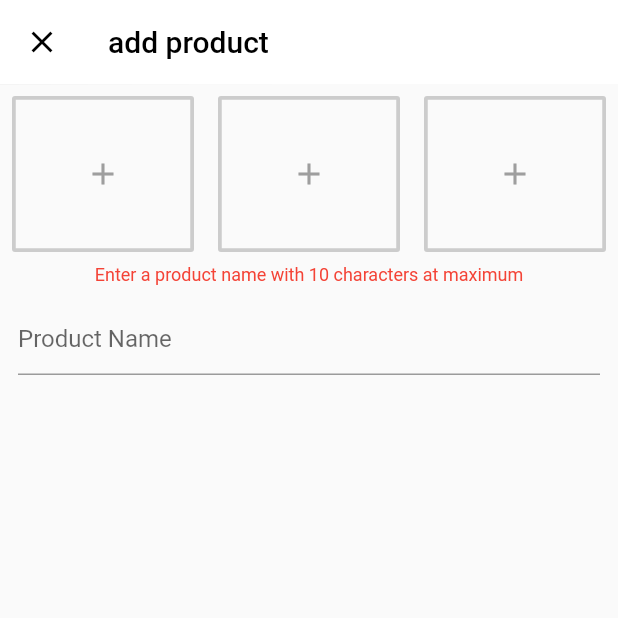
After one commit to Kribas/shopsolutions_admin, a Flutter app: the screen it shows after launch, after a tap on "Manage", after a tap on "Add product", on a phone screen of 412 x 824 dp, the top half of it. The commit adds this screen. Run offline on Flutter 3.47's test engine with Material 2 defaults, Android fonts, the light colour scheme and no system bars; our stand-ins replace cloud_firestore, firebase_core, fluttertoast; accounts and stored records are empty.

Commit message:
made changes

```diff
--- a/lib/main.dart
+++ b/lib/main.dart
@@ -1,7 +1,12 @@
 import 'package:flutter/material.dart';
+import 'package:firebase_core/firebase_core.dart';
 import 'package:shopsolutions_admin/screens/admin.dart';
 
-void main(){
+void main() async{
+
+  WidgetsFlutterBinding.ensureInitialized();
+  await Firebase.initializeApp();
+
   runApp(MaterialApp(
     debugShowCheckedModeBanner: false,
     home: Admin(),
--- /dev/null
+++ b/lib/screens/add_product.dart
@@ -0,0 +1,155 @@
+import 'package:flutter/material.dart';
+import 'dart:convert';
+import 'package:cloud_firestore/cloud_firestore.dart';
+import 'package:shopsolutions_admin/db/category.dart';
+import 'package:shopsolutions_admin/db/brand.dart';
+
+class AddProduct extends StatefulWidget {
+  @override
+  _AddProductState createState() => _AddProductState();
+}
+
+class _AddProductState extends State<AddProduct> {
+
+  Color white = Colors.white;
+  Color black = Colors.black;
+  Color grey = Colors.grey;
+  Color red = Colors.red;
+
+  GlobalKey<FormState> _formKey = GlobalKey<FormState>();
+
+  TextEditingController productNameController = TextEditingController();
+  List<DocumentSnapshot> brands = <DocumentSnapshot>[];
+  List<DocumentSnapshot> categories = <DocumentSnapshot>[];
+  List<DropdownMenuItem<String>> categoriesDropDown = <DropdownMenuItem<String>>[];
+  List<DropdownMenuItem<String>> brandDropDown = <DropdownMenuItem<String>>[];
+  String _currentCategory;
+  String _curentBrand;
+
+
+  @override
+  void initState() {
+   categoriesDropDown = getCategoriesDropdown();
+  }
+
+  List<DropdownMenuItem<String>> getCategoriesDropdown() {
+    List<DropdownMenuItem<String>> items = List();
+    for(DocumentSnapshot category in categories) {
+      items.add(DropdownMenuItem(child: Text(category['brand']),
+      value: category['brand'],
+      ));
+    }
+    return items;
+  }
+
+  @override
+  Widget build(BuildContext context) {
+    return Scaffold(
+      appBar: AppBar(
+        elevation: 0.1,
+        backgroundColor: white,
+        leading: Icon(Icons.close,color: black,),
+        title: Text('add product',
+        style: TextStyle(
+          color: Colors.black
+        ),
+        ),
+      ),
+      body: Form(
+        key: _formKey,
+        child: ListView(
+          children: [
+            Row(
+              children: [
+                Expanded(
+                  child: Padding(
+                    padding: const EdgeInsets.all(8.0),
+                    child: OutlineButton(
+                        borderSide: BorderSide(
+                          color: grey.withOpacity(0.5),
+                          width: 2.5
+                        ),
+                        onPressed: () {
+
+                        },
+                      child: Padding(
+                        padding: const EdgeInsets.fromLTRB(14.0,40.0,14.0,40.0),
+                        child: Icon(Icons.add,color: grey,),
+                      ),
+                    ),
+                  ),
+                ),
+
+                Expanded(
+                  child: Padding(
+                    padding: const EdgeInsets.all(8.0),
+                    child: OutlineButton(
+                      borderSide: BorderSide(
+                          color: grey.withOpacity(0.5),
+                          width: 2.5
+                      ),
+                      onPressed: () {
+
+                      },
+                      child: Padding(
+                        padding: const EdgeInsets.fromLTRB(14.0,40.0,14.0,40.0),
+                        child: Icon(Icons.add,color: grey,),
+                      ),
+                    ),
+                  ),
+                ),
+
+                Expanded(
+                  child: Padding(
+                    padding: const EdgeInsets.all(8.0),
+                    child: OutlineButton(
+                      borderSide: BorderSide(
+                          color: grey.withOpacity(0.5),
+                          width: 2.5
+                      ),
+                      onPressed: () {
+
+                      },
+                      child: Padding(
+                        padding: const EdgeInsets.fromLTRB(14.0,40.0,14.0,40.0),
+                        child: Icon(Icons.add,color: grey,),
+                      ),
+                    ),
+                  ),
+                )
+              ],
+            ),
+
+            Text('Enter a product name with 10 characters at maximum',
+            style: TextStyle(
+              color: red,
+              fontSize: 12,
+
+            ),
+              textAlign: TextAlign.center,
+            ),
+
+            Padding(
+              padding: const EdgeInsets.all(12.0),
+              child: TextFormField(
+                controller: productNameController,
+                decoration: InputDecoration(
+                  hintText: 'Product Name'
+                ),
+                validator: (value) {
+                  if(value.isEmpty) {
+                    return 'You must enter the product name';
+                  }else if(value.length > 10) {
+                    return 'Product name cant have more than 10 letters';
+                  }else {
+                    return null;
+                  }
+                },
+              ),
+            )
+          ],
+        ),
+      ),
+    );
+  }
+}
--- a/lib/screens/admin.dart
+++ b/lib/screens/admin.dart
@@ -1,4 +1,8 @@
 import 'package:flutter/material.dart';
+import 'package:shopsolutions_admin/screens/add_product.dart';
+import '../db/category.dart';
+import '../db/brand.dart';
+import 'package:fluttertoast/fluttertoast.dart';
 
 enum Page { dashboard, manage }
 
@@ -12,6 +16,13 @@ class _AdminState extends State<Admin> {
   Page _selectedPage = Page.dashboard;
   MaterialColor active = Colors.red;
   MaterialColor notActive = Colors.grey;
+  TextEditingController categoryController = TextEditingController();
+  TextEditingController brandController = TextEditingController();
+  GlobalKey<FormState> _categoryFormKey = GlobalKey();
+  GlobalKey<FormState> _brandFromKey = GlobalKey();
+  BrandService _brandService = BrandService();
+  CategoryService _categoryService = CategoryService();
+
 
   @override
   Widget build(BuildContext context) {
@@ -175,6 +186,129 @@ class _AdminState extends State<Admin> {
             ),
           ],
         );
+        break;
+      case Page.manage:
+        return ListView(
+          children: <Widget>[
+            ListTile(
+              leading: Icon(Icons.add),
+              title: Text("Add product"),
+              onTap: () {
+                Navigator.push(context, MaterialPageRoute(builder: (context) => AddProduct()));
+              },
+            ),
+            Divider(),
+            ListTile(
+              leading: Icon(Icons.change_history),
+              title: Text("Products list"),
+              onTap: () {},
+            ),
+            Divider(),
+            ListTile(
+              leading: Icon(Icons.add_circle),
+              title: Text("Add category"),
+              onTap: () {
+                _categoryAlert();
+              },
+            ),
+            Divider(),
+            ListTile(
+              leading: Icon(Icons.category),
+              title: Text("Category list"),
+              onTap: () {},
+            ),
+            Divider(),
+            ListTile(
+              leading: Icon(Icons.add_circle_outline),
+              title: Text("Add brand"),
+              onTap: () {
+                _brandAlert();
+              },
+            ),
+            Divider(),
+            ListTile(
+              leading: Icon(Icons.library_books),
+              title: Text("brand list"),
+              onTap: () {},
+            ),
+            Divider(),
+          ],
+        );
+        break;
+      default:
+        return Container();
     }
   }
+
+  void _categoryAlert() {
+    var alert = AlertDialog(
+      content: Form(
+        key: _categoryFormKey,
+        child: TextFormField(
+          controller: categoryController,
+          validator: (value) {
+            if(value.isEmpty) {
+              return 'Category cannot be empty';
+            }else {
+              return null;
+            }
+          },
+          decoration: InputDecoration(
+            hintText: "add category"
+          ),
+        ),
+      ),
+      actions: [
+        FlatButton(onPressed: () {
+          if(categoryController.text != null) {
+            _categoryService.createCategory(categoryController.text);
+          }
+          Fluttertoast.showToast(msg: 'category created');
+          Navigator.pop(context);
+        },
+
+            child: Text('ADD')),
+
+        FlatButton(onPressed: () {},
+            child: Text('CANCEL')),
+      ],
+    );
+    showDialog(context: context, builder: (_) => alert);
+  }
+
+  void _brandAlert() {
+    var alert = AlertDialog(
+      content: Form(
+        key: _brandFromKey,
+        child: TextFormField(
+          controller: brandController,
+          validator: (value) {
+            if(value.isEmpty) {
+              return 'Category cannot be empty';
+            }else {
+              return null;
+            }
+          },
+          decoration: InputDecoration(
+              hintText: "add brand"
+          ),
+        ),
+      ),
+      actions: [
+        FlatButton(onPressed: () {
+          if(brandController.text != null) {
+            _brandService.createBrand(brandController.text);
+          }
+          Fluttertoast.showToast(msg: 'brand created');
+          Navigator.pop(context);
+        },
+
+            child: Text('ADD')),
+
+        FlatButton(onPressed: () {},
+            child: Text('CANCEL')),
+      ],
+    );
+    showDialog(context: context, builder: (_) => alert);
+  }
 }
--- /dev/null
+++ b/lib/utils/colors_util.dart
@@ -0,0 +1,3 @@
+class ColorsUtil {
+
+}
```
Also changed, not shown: lib/db/brand.dart (added, +25 -0 lines), lib/db/category.dart (added, +25 -0 lines), lib/db/product.dart (added, +14 -0 lines), lib/providers/app_states.dart (added, +12 -0 lines), lib/providers/product_provider.dart (added, +17 -0 lines), pubspec.yaml (+11 -0 lines), pubspec.lock, 3 other files.
